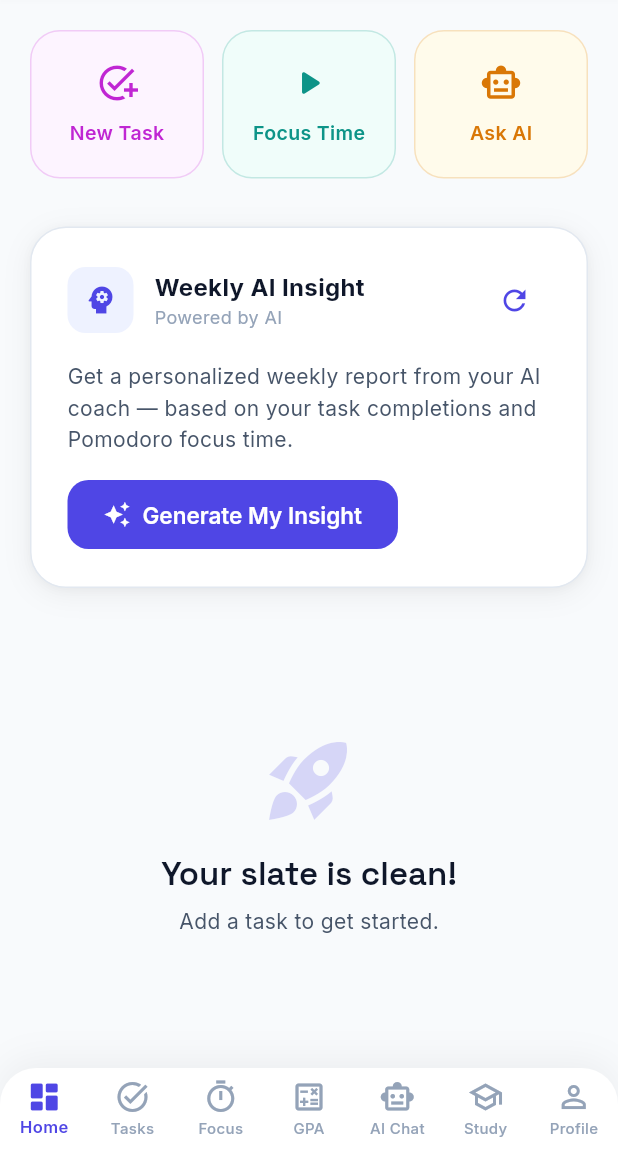
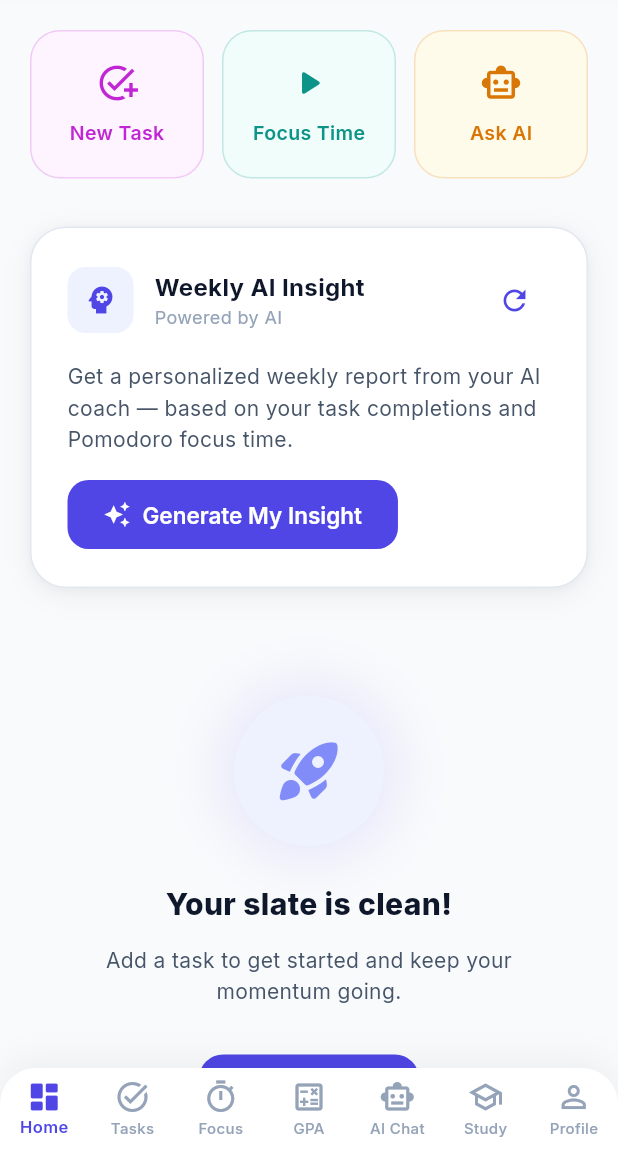
Before and after one commit to nowayitsme-eng/TaskMate-An-Ai-Powered-Productivity-Web-App, a Flutter app: the screen it shows once a user with an empty profile is signed in, scrolled down 387 dp, on a phone screen of 412 x 824 dp, the part 84-1236 px from its top. Run offline on Flutter 3.47's test engine with Material 3 defaults, Android fonts, the phone set to English and light mode, and no system bars; our stand-ins replace cloud_firestore, connectivity_plus, firebase_auth, firebase_core, firebase_messaging, fl_chart and 8 more; missing offline and left inert: extension_google_sign_in_as_googleapis_auth, googleapis; accounts and stored records are empty.

Commit message:
style: implement premium empty state in dashboard

```diff
--- a/lib/screens/dashboard/dashboard_tab.dart
+++ b/lib/screens/dashboard/dashboard_tab.dart
@@ -12,6 +12,7 @@ import '../../services/activity_service.dart';
 import '../../theme/app_theme.dart';
 import '../../widgets/virtual_pet.dart';
 import '../../widgets/skeleton_loader.dart';
+import '../../widgets/empty_state_widget.dart';
 
 class DashboardTab extends StatefulWidget {
   final void Function(int tabIndex) onNavigateToTab;
@@ -244,29 +245,12 @@ class _DashboardTabState extends State<DashboardTab> {
 
               // Empty state
               if (tasks.isEmpty)
-                Center(
-                  child: Padding(
-                    padding: const EdgeInsets.symmetric(vertical: 64),
-                    child: Column(
-                      children: [
-                        Icon(
-                          Icons.rocket_launch,
-                          size: 64,
-                          color: AppTheme.primary.withValues(alpha: 0.2),
-                        ),
-                        const SizedBox(height: 16),
-                        Text(
-                          'Your slate is clean!',
-                          style: Theme.of(context).textTheme.titleLarge,
-                        ),
-                        const SizedBox(height: 8),
-                        const Text(
-                          'Add a task to get started.',
-                          style: TextStyle(color: AppTheme.textSecondary),
-                        ),
-                      ],
-                    ),
-                  ),
+                EmptyStateWidget(
+                  icon: Icons.rocket_launch_rounded,
+                  title: 'Your slate is clean!',
+                  subtitle: 'Add a task to get started and keep your momentum going.',
+                  actionLabel: 'New Task',
+                  onAction: () => widget.onNavigateToTab(1),
                 ),
             ],
           ),
```
